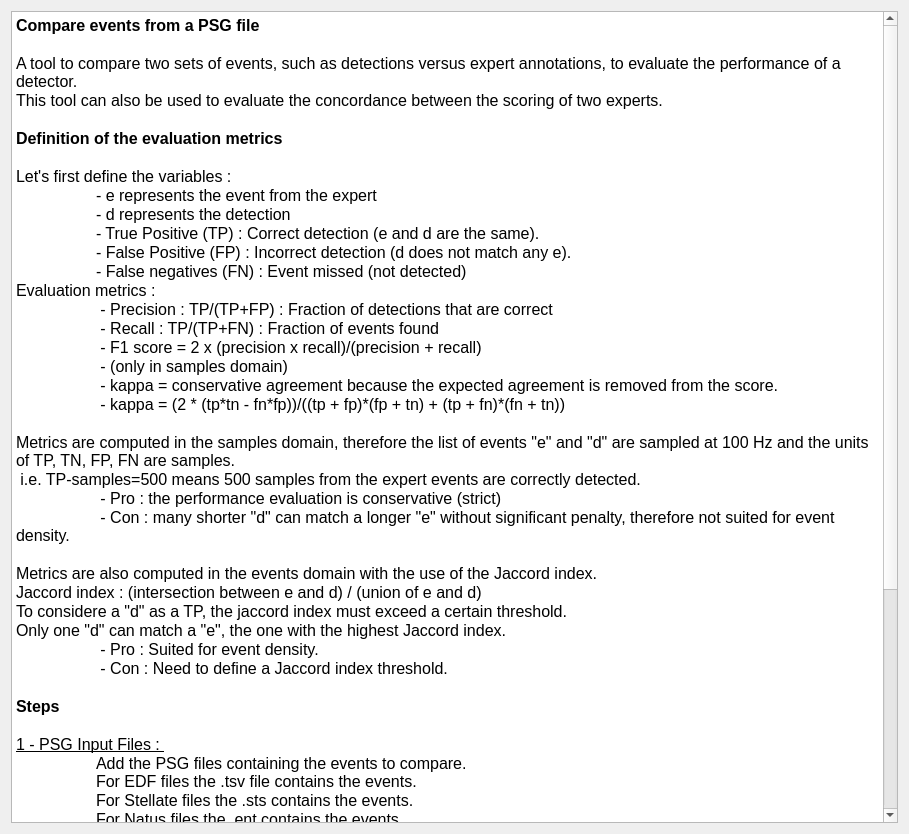
First picture: the form in tools/CEAMSTools/CompareEventsFromPSG/IntroStep/Ui_IntroStep.ui, repository SnoozToolbox/snooz-package-ceams, before the edit.
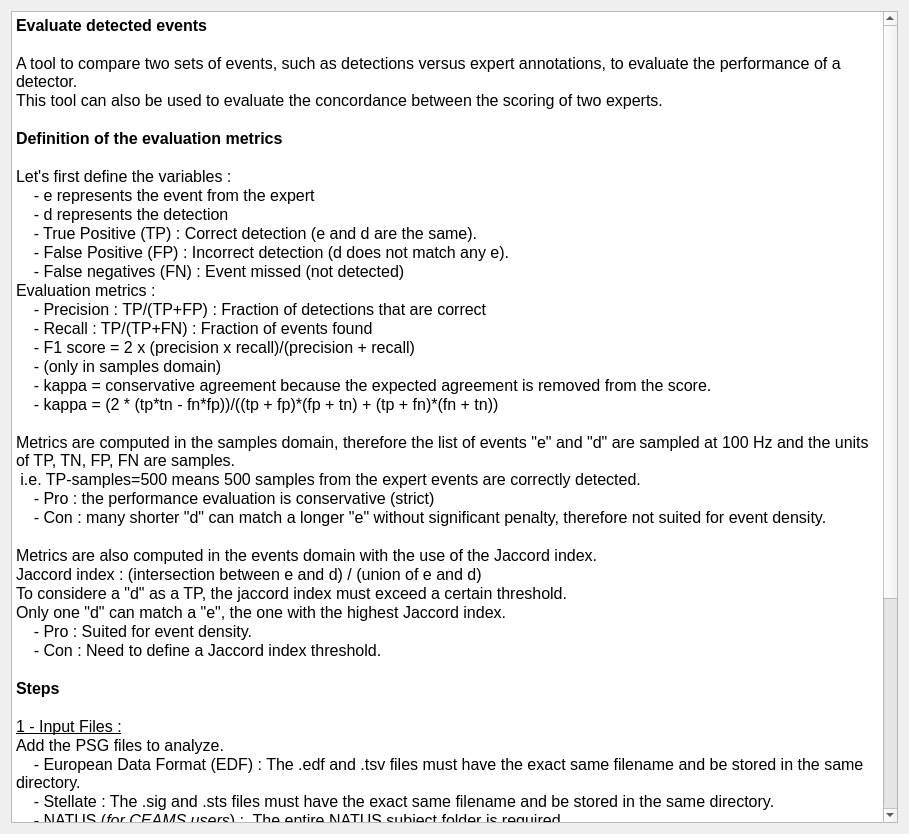
Second picture: the form after the edit.

```diff
--- a/tools/CEAMSTools/CompareEventsFromPSG/IntroStep/Ui_IntroStep.ui
+++ b/tools/CEAMSTools/CompareEventsFromPSG/IntroStep/Ui_IntroStep.ui
@@ -27,10 +27,13 @@
      </property>
      <property name="html">
       <string>&lt;!DOCTYPE HTML PUBLIC &quot;-//W3C//DTD HTML 4.0//EN&quot; &quot;http://www.w3.org/TR/REC-html40/strict.dtd&quot;&gt;
-&lt;html&gt;&lt;head&gt;&lt;meta name=&quot;qrichtext&quot; content=&quot;1&quot; /&gt;&lt;style type=&quot;text/css&quot;&gt;
+&lt;html&gt;&lt;head&gt;&lt;meta name=&quot;qrichtext&quot; content=&quot;1&quot; /&gt;&lt;meta charset=&quot;utf-8&quot; /&gt;&lt;style type=&quot;text/css&quot;&gt;
 p, li { white-space: pre-wrap; }
+hr { height: 1px; border-width: 0; }
+li.unchecked::marker { content: &quot;\2610&quot;; }
+li.checked::marker { content: &quot;\2612&quot;; }
 &lt;/style&gt;&lt;/head&gt;&lt;body style=&quot; font-family:'Roboto'; font-size:12pt; font-weight:400; font-style:normal;&quot;&gt;
-&lt;p style=&quot; margin-top:0px; margin-bottom:0px; margin-left:0px; margin-right:0px; -qt-block-indent:0; text-indent:0px;&quot;&gt;&lt;span style=&quot; font-weight:600;&quot;&gt;Compare events from a PSG file&lt;/span&gt;&lt;/p&gt;
+&lt;p style=&quot; margin-top:0px; margin-bottom:0px; margin-left:0px; margin-right:0px; -qt-block-indent:0; text-indent:0px;&quot;&gt;&lt;span style=&quot; font-weight:600;&quot;&gt;Evaluate detected events&lt;/span&gt;&lt;/p&gt;
 &lt;p style=&quot;-qt-paragraph-type:empty; margin-top:0px; margin-bottom:0px; margin-left:0px; margin-right:0px; -qt-block-indent:0; text-indent:0px;&quot;&gt;&lt;br /&gt;&lt;/p&gt;
 &lt;p style=&quot; margin-top:0px; margin-bottom:0px; margin-left:0px; margin-right:0px; -qt-block-indent:0; text-indent:0px;&quot;&gt;A tool to compare two sets of events, such as detections versus expert annotations, to evaluate the performance of a detector. &lt;/p&gt;
 &lt;p style=&quot; margin-top:0px; margin-bottom:0px; margin-left:0px; margin-right:0px; -qt-block-indent:0; text-indent:0px;&quot;&gt;This tool can also be used to evaluate the concordance between the scoring of two experts.&lt;/p&gt;
@@ -38,51 +41,51 @@
 &lt;p style=&quot; margin-top:0px; margin-bottom:0px; margin-left:0px; margin-right:0px; -qt-block-indent:0; text-indent:0px;&quot;&gt;&lt;span style=&quot; font-weight:600;&quot;&gt;Definition of the evaluation metrics&lt;/span&gt;&lt;/p&gt;
 &lt;p style=&quot;-qt-paragraph-type:empty; margin-top:0px; margin-bottom:0px; margin-left:0px; margin-right:0px; -qt-block-indent:0; text-indent:0px; font-weight:600;&quot;&gt;&lt;br /&gt;&lt;/p&gt;
 &lt;p style=&quot; margin-top:0px; margin-bottom:0px; margin-left:0px; margin-right:0px; -qt-block-indent:0; text-indent:0px;&quot;&gt;Let's first define the variables :&lt;/p&gt;
-&lt;p style=&quot; margin-top:0px; margin-bottom:0px; margin-left:0px; margin-right:0px; -qt-block-indent:0; text-indent:0px;&quot;&gt; 	- e represents the event from the expert&lt;/p&gt;
-&lt;p style=&quot; margin-top:0px; margin-bottom:0px; margin-left:0px; margin-right:0px; -qt-block-indent:0; text-indent:0px;&quot;&gt; 	- d represents the detection&lt;/p&gt;
-&lt;p style=&quot; margin-top:0px; margin-bottom:0px; margin-left:0px; margin-right:0px; -qt-block-indent:0; text-indent:0px;&quot;&gt;	- True Positive (TP) : Correct detection (e and d are the same).&lt;/p&gt;
-&lt;p style=&quot; margin-top:0px; margin-bottom:0px; margin-left:0px; margin-right:0px; -qt-block-indent:0; text-indent:0px;&quot;&gt; 	- False Positive (FP) : Incorrect detection (d does not match any e).&lt;/p&gt;
-&lt;p style=&quot; margin-top:0px; margin-bottom:0px; margin-left:0px; margin-right:0px; -qt-block-indent:0; text-indent:0px;&quot;&gt;	- False negatives (FN) : Event missed (not detected)&lt;/p&gt;
+&lt;p style=&quot; margin-top:0px; margin-bottom:0px; margin-left:0px; margin-right:0px; -qt-block-indent:0; text-indent:0px;&quot;&gt;    - e represents the event from the expert&lt;/p&gt;
+&lt;p style=&quot; margin-top:0px; margin-bottom:0px; margin-left:0px; margin-right:0px; -qt-block-indent:0; text-indent:0px;&quot;&gt;    - d represents the detection&lt;/p&gt;
+&lt;p style=&quot; margin-top:0px; margin-bottom:0px; margin-left:0px; margin-right:0px; -qt-block-indent:0; text-indent:0px;&quot;&gt;    - True Positive (TP) : Correct detection (e and d are the same).&lt;/p&gt;
+&lt;p style=&quot; margin-top:0px; margin-bottom:0px; margin-left:0px; margin-right:0px; -qt-block-indent:0; text-indent:0px;&quot;&gt;    - False Positive (FP) : Incorrect detection (d does not match any e).&lt;/p&gt;
+&lt;p style=&quot; margin-top:0px; margin-bottom:0px; margin-left:0px; margin-right:0px; -qt-block-indent:0; text-indent:0px;&quot;&gt;    - False negatives (FN) : Event missed (not detected)&lt;/p&gt;
 &lt;p style=&quot; margin-top:0px; margin-bottom:0px; margin-left:0px; margin-right:0px; -qt-block-indent:0; text-indent:0px;&quot;&gt;Evaluation metrics : &lt;/p&gt;
-&lt;p style=&quot; margin-top:0px; margin-bottom:0px; margin-left:0px; margin-right:0px; -qt-block-indent:0; text-indent:0px;&quot;&gt;	 - Precision : TP/(TP+FP) : Fraction of detections that are correct&lt;/p&gt;
-&lt;p style=&quot; margin-top:0px; margin-bottom:0px; margin-left:0px; margin-right:0px; -qt-block-indent:0; text-indent:0px;&quot;&gt;	 - Recall : TP/(TP+FN) : Fraction of events found&lt;/p&gt;
-&lt;p style=&quot; margin-top:0px; margin-bottom:0px; margin-left:0px; margin-right:0px; -qt-block-indent:0; text-indent:0px;&quot;&gt;	 - F1 score = 2 x (precision x recall)/(precision + recall)&lt;/p&gt;
-&lt;p style=&quot; margin-top:0px; margin-bottom:0px; margin-left:0px; margin-right:0px; -qt-block-indent:0; text-indent:0px;&quot;&gt;	 - (only in samples domain) &lt;/p&gt;
-&lt;p style=&quot; margin-top:0px; margin-bottom:0px; margin-left:0px; margin-right:0px; -qt-block-indent:0; text-indent:0px;&quot;&gt;	 - kappa = conservative agreement because the expected agreement is removed from the score.&lt;/p&gt;
-&lt;p style=&quot; margin-top:0px; margin-bottom:0px; margin-left:0px; margin-right:0px; -qt-block-indent:0; text-indent:0px;&quot;&gt;	 - kappa = (2 * (tp*tn - fn*fp))/((tp + fp)*(fp + tn) + (tp + fn)*(fn + tn))&lt;/p&gt;
+&lt;p style=&quot; margin-top:0px; margin-bottom:0px; margin-left:0px; margin-right:0px; -qt-block-indent:0; text-indent:0px;&quot;&gt;    - Precision : TP/(TP+FP) : Fraction of detections that are correct&lt;/p&gt;
+&lt;p style=&quot; margin-top:0px; margin-bottom:0px; margin-left:0px; margin-right:0px; -qt-block-indent:0; text-indent:0px;&quot;&gt;    - Recall : TP/(TP+FN) : Fraction of events found&lt;/p&gt;
+&lt;p style=&quot; margin-top:0px; margin-bottom:0px; margin-left:0px; margin-right:0px; -qt-block-indent:0; text-indent:0px;&quot;&gt;    - F1 score = 2 x (precision x recall)/(precision + recall)&lt;/p&gt;
+&lt;p style=&quot; margin-top:0px; margin-bottom:0px; margin-left:0px; margin-right:0px; -qt-block-indent:0; text-indent:0px;&quot;&gt;    - (only in samples domain) &lt;/p&gt;
+&lt;p style=&quot; margin-top:0px; margin-bottom:0px; margin-left:0px; margin-right:0px; -qt-block-indent:0; text-indent:0px;&quot;&gt;    - kappa = conservative agreement because the expected agreement is removed from the score.&lt;/p&gt;
+&lt;p style=&quot; margin-top:0px; margin-bottom:0px; margin-left:0px; margin-right:0px; -qt-block-indent:0; text-indent:0px;&quot;&gt;    - kappa = (2 * (tp*tn - fn*fp))/((tp + fp)*(fp + tn) + (tp + fn)*(fn + tn))&lt;/p&gt;
 &lt;p style=&quot;-qt-paragraph-type:empty; margin-top:0px; margin-bottom:0px; margin-left:0px; margin-right:0px; -qt-block-indent:0; text-indent:0px;&quot;&gt;&lt;br /&gt;&lt;/p&gt;
 &lt;p style=&quot; margin-top:0px; margin-bottom:0px; margin-left:0px; margin-right:0px; -qt-block-indent:0; text-indent:0px;&quot;&gt;Metrics are computed in the samples domain, therefore the list of events &amp;quot;e&amp;quot; and &amp;quot;d&amp;quot; are sampled at 100 Hz and the units of TP, TN, FP, FN are samples. &lt;/p&gt;
 &lt;p style=&quot; margin-top:0px; margin-bottom:0px; margin-left:0px; margin-right:0px; -qt-block-indent:0; text-indent:0px;&quot;&gt; i.e. TP-samples=500 means 500 samples from the expert events are correctly detected. &lt;/p&gt;
-&lt;p style=&quot; margin-top:0px; margin-bottom:0px; margin-left:0px; margin-right:0px; -qt-block-indent:0; text-indent:0px;&quot;&gt;	 - Pro : the performance evaluation is conservative (strict)&lt;/p&gt;
-&lt;p style=&quot; margin-top:0px; margin-bottom:0px; margin-left:0px; margin-right:0px; -qt-block-indent:0; text-indent:0px;&quot;&gt;	 - Con : many shorter &amp;quot;d&amp;quot; can match a longer &amp;quot;e&amp;quot; without significant penalty, therefore not suited for event density.&lt;/p&gt;
+&lt;p style=&quot; margin-top:0px; margin-bottom:0px; margin-left:0px; margin-right:0px; -qt-block-indent:0; text-indent:0px;&quot;&gt;    - Pro : the performance evaluation is conservative (strict)&lt;/p&gt;
+&lt;p style=&quot; margin-top:0px; margin-bottom:0px; margin-left:0px; margin-right:0px; -qt-block-indent:0; text-indent:0px;&quot;&gt;    - Con : many shorter &amp;quot;d&amp;quot; can match a longer &amp;quot;e&amp;quot; without significant penalty, therefore not suited for event density.&lt;/p&gt;
 &lt;p style=&quot;-qt-paragraph-type:empty; margin-top:0px; margin-bottom:0px; margin-left:0px; margin-right:0px; -qt-block-indent:0; text-indent:0px;&quot;&gt;&lt;br /&gt;&lt;/p&gt;
 &lt;p style=&quot; margin-top:0px; margin-bottom:0px; margin-left:0px; margin-right:0px; -qt-block-indent:0; text-indent:0px;&quot;&gt;Metrics are also computed in the events domain with the use of the Jaccord index. &lt;/p&gt;
 &lt;p style=&quot; margin-top:0px; margin-bottom:0px; margin-left:0px; margin-right:0px; -qt-block-indent:0; text-indent:0px;&quot;&gt;Jaccord index : (intersection between e and d) / (union of e and d)&lt;/p&gt;
 &lt;p style=&quot; margin-top:0px; margin-bottom:0px; margin-left:0px; margin-right:0px; -qt-block-indent:0; text-indent:0px;&quot;&gt;To considere a &amp;quot;d&amp;quot; as a TP, the jaccord index must exceed a certain threshold.&lt;/p&gt;
 &lt;p style=&quot; margin-top:0px; margin-bottom:0px; margin-left:0px; margin-right:0px; -qt-block-indent:0; text-indent:0px;&quot;&gt;Only one &amp;quot;d&amp;quot; can match a &amp;quot;e&amp;quot;, the one with the highest Jaccord index.&lt;/p&gt;
-&lt;p style=&quot; margin-top:0px; margin-bottom:0px; margin-left:0px; margin-right:0px; -qt-block-indent:0; text-indent:0px;&quot;&gt;	 - Pro : Suited for event density.&lt;/p&gt;
-&lt;p style=&quot; margin-top:0px; margin-bottom:0px; margin-left:0px; margin-right:0px; -qt-block-indent:0; text-indent:0px;&quot;&gt;	 - Con : Need to define a Jaccord index threshold.&lt;/p&gt;
+&lt;p style=&quot; margin-top:0px; margin-bottom:0px; margin-left:0px; margin-right:0px; -qt-block-indent:0; text-indent:0px;&quot;&gt;    - Pro : Suited for event density.&lt;/p&gt;
+&lt;p style=&quot; margin-top:0px; margin-bottom:0px; margin-left:0px; margin-right:0px; -qt-block-indent:0; text-indent:0px;&quot;&gt;    - Con : Need to define a Jaccord index threshold.&lt;/p&gt;
 &lt;p style=&quot;-qt-paragraph-type:empty; margin-top:0px; margin-bottom:0px; margin-left:0px; margin-right:0px; -qt-block-indent:0; text-indent:0px;&quot;&gt;&lt;br /&gt;&lt;/p&gt;
 &lt;p style=&quot; margin-top:0px; margin-bottom:0px; margin-left:0px; margin-right:0px; -qt-block-indent:0; text-indent:0px;&quot;&gt;&lt;span style=&quot; font-weight:600;&quot;&gt;Steps&lt;/span&gt;&lt;/p&gt;
 &lt;p style=&quot;-qt-paragraph-type:empty; margin-top:0px; margin-bottom:0px; margin-left:0px; margin-right:0px; -qt-block-indent:0; text-indent:0px;&quot;&gt;&lt;br /&gt;&lt;/p&gt;
-&lt;p style=&quot; margin-top:0px; margin-bottom:0px; margin-left:0px; margin-right:0px; -qt-block-indent:0; text-indent:0px;&quot;&gt;&lt;span style=&quot; text-decoration: underline;&quot;&gt;1 - PSG Input Files : &lt;/span&gt;&lt;/p&gt;
-&lt;p style=&quot; margin-top:0px; margin-bottom:0px; margin-left:0px; margin-right:0px; -qt-block-indent:0; text-indent:0px;&quot;&gt;	Add the PSG files containing the events to compare.&lt;br /&gt;	For EDF files the .tsv file contains the events.&lt;/p&gt;
-&lt;p style=&quot; margin-top:0px; margin-bottom:0px; margin-left:0px; margin-right:0px; -qt-block-indent:0; text-indent:0px;&quot;&gt;	For Stellate files the .sts contains the events.&lt;/p&gt;
-&lt;p style=&quot; margin-top:0px; margin-bottom:0px; margin-left:0px; margin-right:0px; -qt-block-indent:0; text-indent:0px;&quot;&gt;	For Natus files the .ent contains the events.&lt;/p&gt;
+&lt;p style=&quot; margin-top:0px; margin-bottom:0px; margin-left:0px; margin-right:0px; -qt-block-indent:0; text-indent:0px;&quot;&gt;&lt;span style=&quot; text-decoration: underline;&quot;&gt;1 - Input Files :&lt;/span&gt;&lt;/p&gt;
+&lt;p style=&quot; margin-top:0px; margin-bottom:0px; margin-left:0px; margin-right:0px; -qt-block-indent:0; text-indent:0px;&quot;&gt;Add the PSG files to analyze.&lt;/p&gt;
+&lt;p style=&quot; margin-top:0px; margin-bottom:0px; margin-left:0px; margin-right:0px; -qt-block-indent:0; text-indent:0px;&quot;&gt;&lt;span style=&quot; font-family:'Roboto-Regular';&quot;&gt;    - European Data Format (EDF) : The .edf and .tsv files must have the exact same filename and be stored in the same directory.&lt;/span&gt;&lt;/p&gt;
+&lt;p style=&quot; margin-top:0px; margin-bottom:0px; margin-left:0px; margin-right:0px; -qt-block-indent:0; text-indent:0px;&quot;&gt;&lt;span style=&quot; font-family:'Roboto-Regular';&quot;&gt;    - Stellate : The .sig and .sts files must have the exact same filename and be stored in the same directory.&lt;/span&gt;&lt;/p&gt;
+&lt;p style=&quot; margin-top:0px; margin-bottom:0px; margin-left:0px; margin-right:0px; -qt-block-indent:0; text-indent:0px;&quot;&gt;&lt;span style=&quot; font-family:'Roboto-Regular';&quot;&gt;    - NATUS (&lt;/span&gt;&lt;span style=&quot; font-family:'Roboto-Regular'; font-style:italic;&quot;&gt;for CEAMS users&lt;/span&gt;&lt;span style=&quot; font-family:'Roboto-Regular';&quot;&gt;) : &lt;/span&gt;&lt;span style=&quot; font-family:'MS Shell Dlg 2';&quot;&gt; The entire NATUS subject folder is required.&lt;/span&gt;&lt;/p&gt;
 &lt;p style=&quot;-qt-paragraph-type:empty; margin-top:0px; margin-bottom:0px; margin-left:0px; margin-right:0px; -qt-block-indent:0; text-indent:0px;&quot;&gt;&lt;br /&gt;&lt;/p&gt;
 &lt;p style=&quot; margin-top:0px; margin-bottom:0px; margin-left:0px; margin-right:0px; -qt-block-indent:0; text-indent:0px;&quot;&gt;&lt;span style=&quot; text-decoration: underline;&quot;&gt;2 - Expert Annotation :&lt;/span&gt;&lt;/p&gt;
-&lt;p style=&quot; margin-top:0px; margin-bottom:0px; margin-left:0px; margin-right:0px; -qt-block-indent:0; text-indent:0px;&quot;&gt;	Select for each PSG file the expert events as gold standard.&lt;/p&gt;
+&lt;p style=&quot; margin-top:0px; margin-bottom:0px; margin-left:0px; margin-right:0px; -qt-block-indent:0; text-indent:0px;&quot;&gt;Select for each PSG file the expert events as gold standard.&lt;/p&gt;
 &lt;p style=&quot;-qt-paragraph-type:empty; margin-top:0px; margin-bottom:0px; margin-left:0px; margin-right:0px; -qt-block-indent:0; text-indent:0px;&quot;&gt;&lt;br /&gt;&lt;/p&gt;
 &lt;p style=&quot; margin-top:0px; margin-bottom:0px; margin-left:0px; margin-right:0px; -qt-block-indent:0; text-indent:0px;&quot;&gt;&lt;span style=&quot; text-decoration: underline;&quot;&gt;3 - Detection Event :&lt;/span&gt;&lt;/p&gt;
-&lt;p style=&quot; margin-top:0px; margin-bottom:0px; margin-left:0px; margin-right:0px; -qt-block-indent:0; text-indent:0px;&quot;&gt;	Select for each PSG file the detections to be compared against the expert events. &lt;/p&gt;
+&lt;p style=&quot; margin-top:0px; margin-bottom:0px; margin-left:0px; margin-right:0px; -qt-block-indent:0; text-indent:0px;&quot;&gt;Select for each PSG file the detections to be compared against the expert events. &lt;/p&gt;
 &lt;p style=&quot;-qt-paragraph-type:empty; margin-top:0px; margin-bottom:0px; margin-left:0px; margin-right:0px; -qt-block-indent:0; text-indent:0px;&quot;&gt;&lt;br /&gt;&lt;/p&gt;
 &lt;p style=&quot; margin-top:0px; margin-bottom:0px; margin-left:0px; margin-right:0px; -qt-block-indent:0; text-indent:0px;&quot;&gt;&lt;span style=&quot; text-decoration: underline;&quot;&gt;4 - Output Files : &lt;/span&gt;&lt;/p&gt;
-&lt;p style=&quot;-qt-paragraph-type:empty; margin-top:0px; margin-bottom:0px; margin-left:0px; margin-right:0px; -qt-block-indent:0; text-indent:0px; text-decoration: underline;&quot;&gt;&lt;br /&gt;&lt;/p&gt;
-&lt;p style=&quot; margin-top:0px; margin-bottom:0px; margin-left:0px; margin-right:0px; -qt-block-indent:0; text-indent:0px;&quot;&gt;&lt;span style=&quot; font-weight:600;&quot;&gt;	&lt;/span&gt;Select the sleep stages to perform the comparison in. (I.e. N2 for sleep spindles.)&lt;/p&gt;
-&lt;p style=&quot; margin-top:0px; margin-bottom:0px; margin-left:0px; margin-right:0px; -qt-block-indent:0; text-indent:0px;&quot;&gt;	Define the jaccord index threhold to compute the performance evaluation. &lt;/p&gt;
-&lt;p style=&quot; margin-top:0px; margin-bottom:0px; margin-left:0px; margin-right:0px; -qt-block-indent:0; text-indent:0px;&quot;&gt;	The output performance file is written in the same directory as the PSG file.&lt;/p&gt;
-&lt;p style=&quot; margin-top:0px; margin-bottom:0px; margin-left:0px; margin-right:0px; -qt-block-indent:0; text-indent:0px;&quot;&gt;	The output file is named as the PSG file with an additional suffix &amp;quot;_perf&amp;quot; and the extension .tsv.&lt;/p&gt;
-&lt;p style=&quot; margin-top:0px; margin-bottom:0px; margin-left:0px; margin-right:0px; -qt-block-indent:0; text-indent:0px;&quot;&gt;	One evaluation file per PSG file is generated, one column per channel and one row per metric.&lt;/p&gt;
+&lt;p style=&quot; margin-top:0px; margin-bottom:0px; margin-left:0px; margin-right:0px; -qt-block-indent:0; text-indent:0px;&quot;&gt;Select the sleep stages to perform the evaluation in. (I.e. N2 for sleep spindles.)&lt;/p&gt;
+&lt;p style=&quot; margin-top:0px; margin-bottom:0px; margin-left:0px; margin-right:0px; -qt-block-indent:0; text-indent:0px;&quot;&gt;Define the jaccord index threhold to compute the performance evaluation. &lt;/p&gt;
+&lt;p style=&quot; margin-top:0px; margin-bottom:0px; margin-left:0px; margin-right:0px; -qt-block-indent:0; text-indent:0px;&quot;&gt;The output performance file is written in the same directory as the PSG file.&lt;/p&gt;
+&lt;p style=&quot; margin-top:0px; margin-bottom:0px; margin-left:0px; margin-right:0px; -qt-block-indent:0; text-indent:0px;&quot;&gt;The output file is named as the PSG file with an additional suffix &amp;quot;_perf&amp;quot; and the extension .tsv.&lt;/p&gt;
+&lt;p style=&quot; margin-top:0px; margin-bottom:0px; margin-left:0px; margin-right:0px; -qt-block-indent:0; text-indent:0px;&quot;&gt;One evaluation file per PSG file is generated, one column per channel and one row per metric.&lt;/p&gt;
 &lt;p style=&quot;-qt-paragraph-type:empty; margin-top:0px; margin-bottom:0px; margin-left:0px; margin-right:0px; -qt-block-indent:0; text-indent:0px;&quot;&gt;&lt;br /&gt;&lt;/p&gt;
 &lt;p style=&quot;-qt-paragraph-type:empty; margin-top:0px; margin-bottom:0px; margin-left:0px; margin-right:0px; -qt-block-indent:0; text-indent:0px;&quot;&gt;&lt;br /&gt;&lt;/p&gt;&lt;/body&gt;&lt;/html&gt;</string>
      </property>
```
